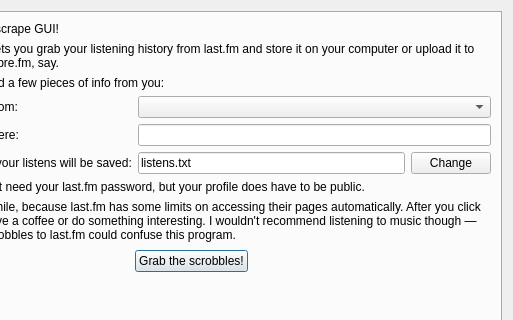
Above: lastscrape.ui from encukou/lastscrape-gui before the change; both pictures show x 116 to 629 and y 0 to 320 of the 629 by 465 pixel window. Below: the same form after it.
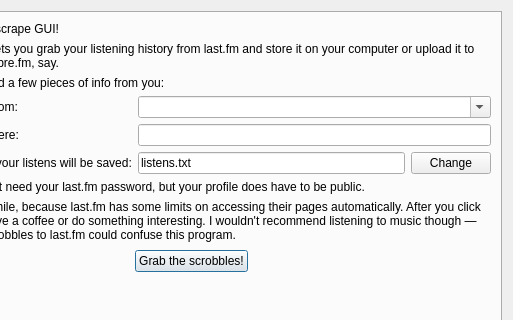
That is the form after the change.

Commit message: Make text box for scrape source editable lastexport now use custom server names as urls

```diff
--- a/lastscrape.ui
+++ b/lastscrape.ui
@@ -64,7 +64,11 @@
           </widget>
          </item>
          <item row="0" column="1">
-          <widget class="QComboBox" name="cbScrapeSource"/>
+          <widget class="QComboBox" name="cbScrapeSource">
+           <property name="editable">
+            <bool>true</bool>
+           </property>
+          </widget>
          </item>
          <item row="1" column="0">
           <widget class="QLabel" name="label_4">
```
